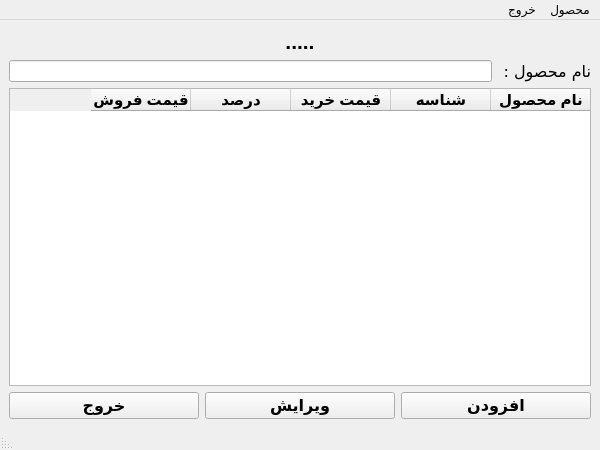
Above: GUI/UI_Files/main_window.ui from Hojjatrt/Accounting before the change. Below: the same form after it.
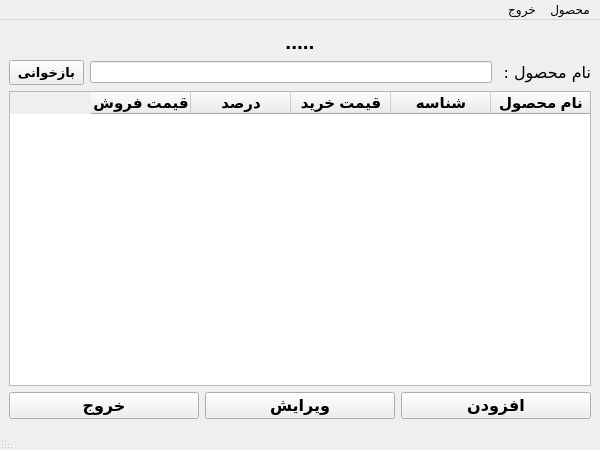
That is the form after the change. Icons and pictures are not drawn.

Commit message: add refresh btn to main window

Patch:
```diff
--- a/GUI/UI_Files/main_window.ui
+++ b/GUI/UI_Files/main_window.ui
@@ -68,6 +68,37 @@
       <item>
        <widget class="QLineEdit" name="txt_main_search_name"/>
       </item>
+      <item>
+       <widget class="QToolButton" name="btn_main_refresh">
+        <property name="minimumSize">
+         <size>
+          <width>25</width>
+          <height>25</height>
+         </size>
+        </property>
+        <property name="font">
+         <font>
+          <family>Arial</family>
+          <pointsize>10</pointsize>
+          <weight>75</weight>
+          <bold>true</bold>
+         </font>
+        </property>
+        <property name="text">
+         <string>بازخوانی</string>
+        </property>
+        <property name="icon">
+         <iconset>
+          <normaloff>refresh24x24.png</normaloff>refresh24x24.png</iconset>
+        </property>
+        <property name="iconSize">
+         <size>
+          <width>25</width>
+          <height>25</height>
+         </size>
+        </property>
+       </widget>
+      </item>
      </layout>
     </item>
     <item>
```
The commit also changes 1 other file.
